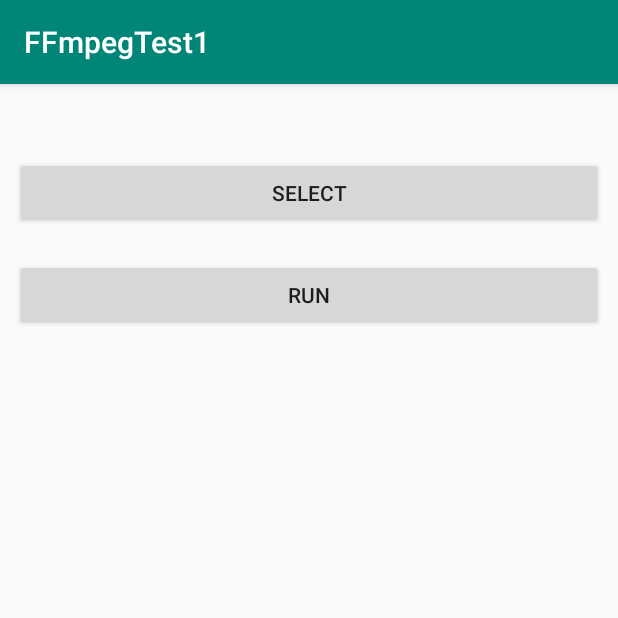
After one commit to m15115021148/FFmpegTest1, an Android app: the VideoActivity screen opened directly, with no data from a screen before it, on a phone screen of 412 x 824 dp, the top half of it. The commit adds this screen. Run offline under Robolectric (Android 15) with nearby library versions, the light colour scheme and no system bars.

Commit message:
read video

```diff
--- a/app/src/main/AndroidManifest.xml
+++ b/app/src/main/AndroidManifest.xml
@@ -19,7 +19,8 @@
                 <category android:name="android.intent.category.LAUNCHER" />
             </intent-filter>
         </activity>
-        <activity android:name=".OpencvActivity"></activity>
+        <activity android:name=".OpencvActivity" />
+        <activity android:name=".VideoActivity"></activity>
     </application>
 
 </manifest>
--- a/app/src/main/java/com/geek/ffmpegtest1/MainActivity.java
+++ b/app/src/main/java/com/geek/ffmpegtest1/MainActivity.java
@@ -163,4 +163,10 @@ public class MainActivity extends AppCompatActivity {
         intent.setClass(this,OpencvActivity.class);
         startActivity(intent);
     }
+
+    public void onVideo(View view) {
+        Intent intent = new Intent();
+        intent.setClass(this,VideoActivity.class);
+        startActivity(intent);
+    }
 }
--- a/app/src/main/java/com/geek/ffmpegtest1/OpencvUtil.java
+++ b/app/src/main/java/com/geek/ffmpegtest1/OpencvUtil.java
@@ -45,4 +45,6 @@ public class OpencvUtil {
 
     private static native double split(String img1,String img2,String path);
 
+    public static native double readVideo(String video,String path);
+
 }
--- /dev/null
+++ b/app/src/main/java/com/geek/ffmpegtest1/VideoActivity.java
@@ -0,0 +1,71 @@
+package com.geek.ffmpegtest1;
+
+import android.app.Activity;
+import android.app.ProgressDialog;
+import android.content.Intent;
+import android.net.Uri;
+import android.support.annotation.Nullable;
+import android.support.v7.app.AppCompatActivity;
+import android.os.Bundle;
+import android.text.TextUtils;
+import android.util.Log;
+import android.view.View;
+import android.widget.TextView;
+
+import com.geek.ffmpegtest1.util.FileUtil;
+import com.geek.ffmpegtest1.util.SystemFunUtil;
+
+import java.util.ArrayList;
+import java.util.List;
+
+public class VideoActivity extends AppCompatActivity {
+    private String TAG = VideoActivity.class.getSimpleName();
+    private TextView mTv;
+    private SystemFunUtil util;
+    private List<String> mList = new ArrayList<>();
+    private String savePath;
+    private ProgressDialog progressDialog;
+
+    @Override
+    protected void onCreate(Bundle savedInstanceState) {
+        super.onCreate(savedInstanceState);
+        setContentView(R.layout.activity_video);
+
+        mTv = findViewById(R.id.videoPath);
+
+        util = new SystemFunUtil(this);
+
+        progressDialog = new ProgressDialog(this);
+        progressDialog.setCancelable(false);
+    }
+
+    public void onSelect(View view) {
+        util.openCamera(SystemFunUtil.SYSTEM_IMAGE_PHONE,1);
+    }
+
+    public void onRun(View view) {
+        if (mList.size()>0){
+            savePath = FileUtil.getFolderName(mList.get(0));
+
+            OpencvUtil.readVideo(mList.get(0),savePath);
+
+        }
+    }
+
+    @Override
+    protected void onActivityResult(int requestCode, int resultCode, @Nullable Intent data) {
+        if (resultCode== Activity.RESULT_OK){
+            if (requestCode == 1){
+                Uri uriVideo = data.getData();
+                String path = util.getImageAbsolutePath(uriVideo);
+                Log.d(TAG,"path-->"+path);
+                if (TextUtils.isEmpty(path)){
+                    return;
+                }
+                mList.add(path);
+                mTv.setText(path);
+            }
+        }
+
+    }
+}
--- a/app/src/main/java/com/geek/ffmpegtest1/util/SystemFunUtil.java
+++ b/app/src/main/java/com/geek/ffmpegtest1/util/SystemFunUtil.java
@@ -86,7 +86,7 @@ public class SystemFunUtil {
                     Intent voice = new Intent(MediaStore.Audio.Media.RECORD_SOUND_ACTION);
                     context.startActivityForResult(voice, flag);
                     break;
-                case SYSTEM_IMAGE_PHONE://本地相册
+                case SYSTEM_IMAGE_PHONE:
                     Intent getAlbum = new Intent(Intent.ACTION_OPEN_DOCUMENT);
                     getAlbum.setType("video/*");
                     context.startActivityForResult(getAlbum, flag);
--- /dev/null
+++ b/app/src/main/res/layout/activity_video.xml
@@ -0,0 +1,31 @@
+<?xml version="1.0" encoding="utf-8"?>
+<LinearLayout xmlns:android="http://schemas.android.com/apk/res/android"
+    xmlns:tools="http://schemas.android.com/tools"
+    android:layout_width="match_parent"
+    android:layout_height="match_parent"
+    android:orientation="vertical"
+    tools:context=".VideoActivity">
+
+    <TextView
+        android:id="@+id/videoPath"
+        android:textSize="13sp"
+        android:textColor="@android:color/black"
+        android:layout_margin="10dp"
+        android:layout_width="wrap_content"
+        android:layout_height="wrap_content" />
+
+    <Button
+        android:text="SELECT"
+        android:layout_margin="10dp"
+        android:onClick="onSelect"
+        android:layout_width="match_parent"
+        android:layout_height="wrap_content" />
+
+    <Button
+        android:text="RUN"
+        android:layout_margin="10dp"
+        android:onClick="onRun"
+        android:layout_width="match_parent"
+        android:layout_height="wrap_content" />
+
+</LinearLayout>
```
Also changed, not shown: app/src/main/java/com/geek/ffmpegtest1/test/Test.java (+2 -0 lines), app/src/main/res/layout/activity_main.xml (+7 -0 lines), 1 other file.
